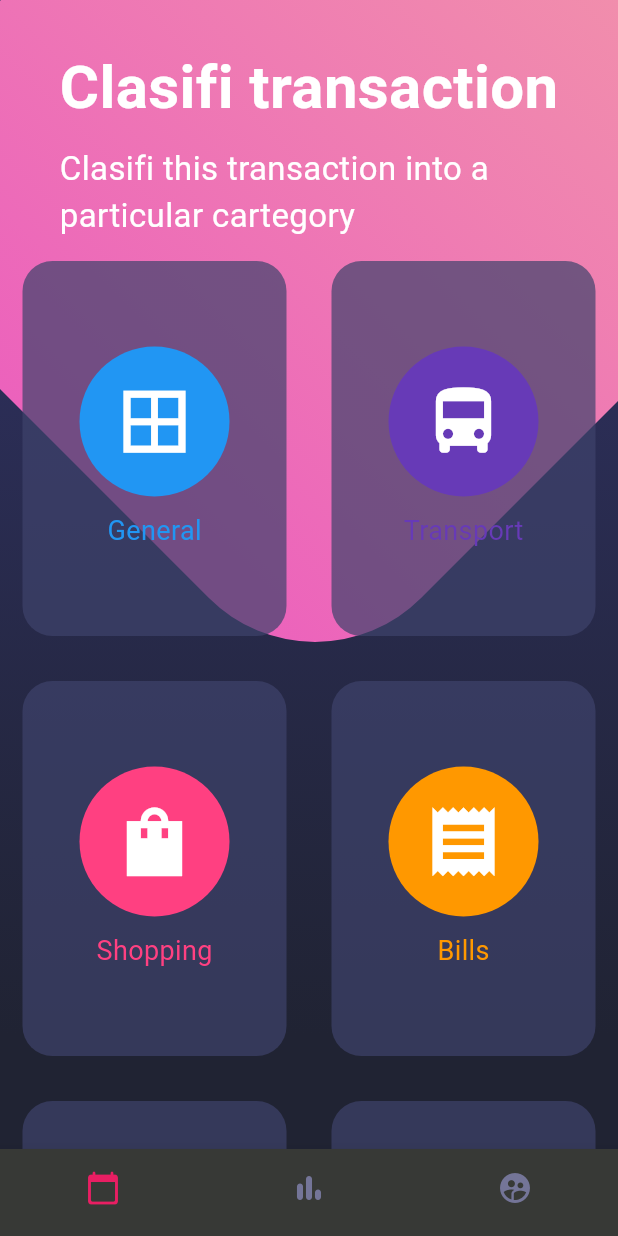
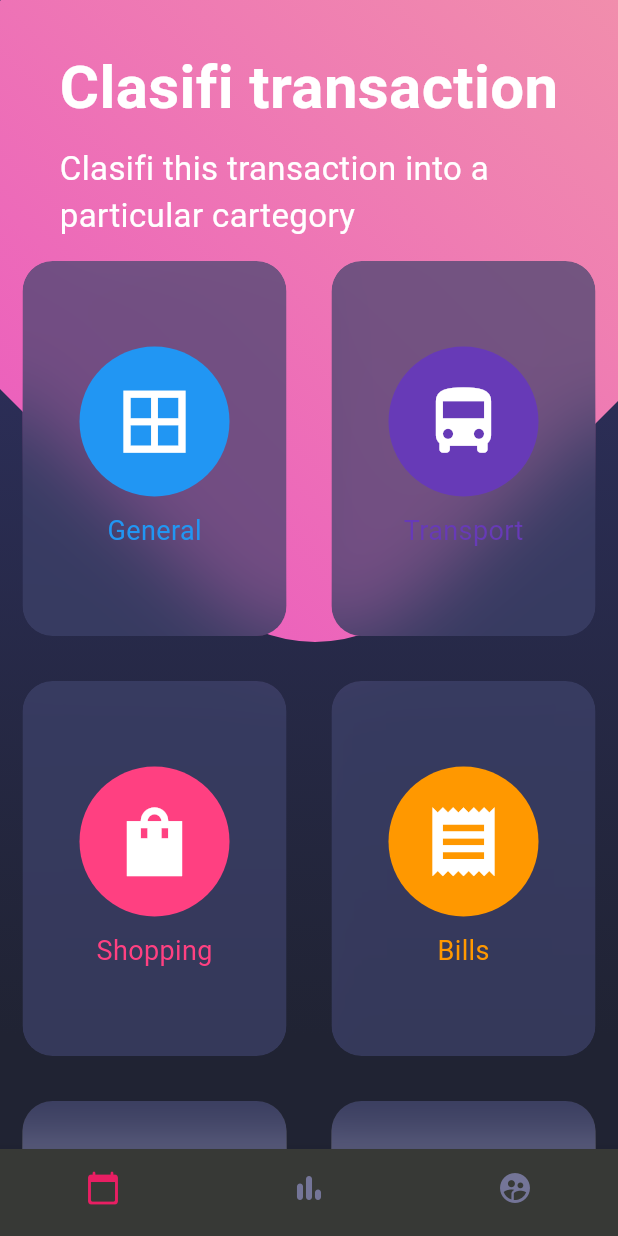
Before and after one commit to Cesarcceo/disenos, a Flutter app: the screen it shows after launch, on a phone screen of 412 x 824 dp. Run offline on Flutter 3.47's test engine with Material 3 defaults, Android fonts, the phone set to English and light mode, and no system bars.

Commit message:
New feature(card_table.dart): :sparkles: se agrego un efecto de difuminado al fondo debajo de las cartas

```diff
--- a/lib/widgets/card_table.dart
+++ b/lib/widgets/card_table.dart
@@ -1,3 +1,5 @@
+import 'dart:ui';
+
 import 'package:flutter/material.dart';
 
 class CardTable extends StatelessWidget {
@@ -40,8 +42,13 @@ class _SingleCard extends StatelessWidget {
   @override
   Widget build(BuildContext context) {
     return Container(
+      margin: const EdgeInsets.all(15),
+      child: ClipRRect(
+        borderRadius: BorderRadius.circular(20),
+        child: BackdropFilter(
+          filter: ImageFilter.blur(sigmaX: 25, sigmaY: 25),
+          child: Container(
             height: 250,
-      margin: const EdgeInsets.all(15),
             decoration: BoxDecoration(
               color:const Color.fromRGBO(62, 66, 107, 0.7),
               borderRadius: BorderRadius.circular(20),
@@ -58,6 +65,9 @@ class _SingleCard extends StatelessWidget {
                 Text(text, style:  TextStyle(color: color, fontSize: 18),)
               ],
             ),
+          ),
+        ),
+      ),
     );
   }
 }
```
Lines whose indentation alone changed are shown as unchanged.
